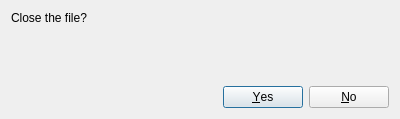
The window that pbom/ui/closedialog.ui (winseros/pboman3) describes before a commit, drawn with Qt 5.
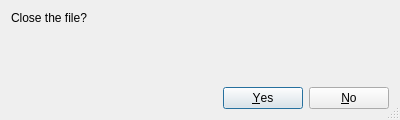
The same window after the commit. Icons and pictures are not drawn.

Diff of the .ui file:
```diff
--- a/pbom/ui/closedialog.ui
+++ b/pbom/ui/closedialog.ui
@@ -7,12 +7,25 @@
     <x>0</x>
     <y>0</y>
     <width>400</width>
-    <height>119</height>
+    <height>120</height>
    </rect>
   </property>
+  <property name="minimumSize">
+   <size>
+    <width>400</width>
+    <height>120</height>
+   </size>
+  </property>
   <property name="windowTitle">
    <string>Changes unsaved</string>
   </property>
+  <property name="windowIcon">
+   <iconset>
+    <normaloff>:app.ico</normaloff>:app.ico</iconset>
+  </property>
+  <property name="sizeGripEnabled">
+   <bool>true</bool>
+  </property>
   <property name="modal">
    <bool>true</bool>
   </property>
```
